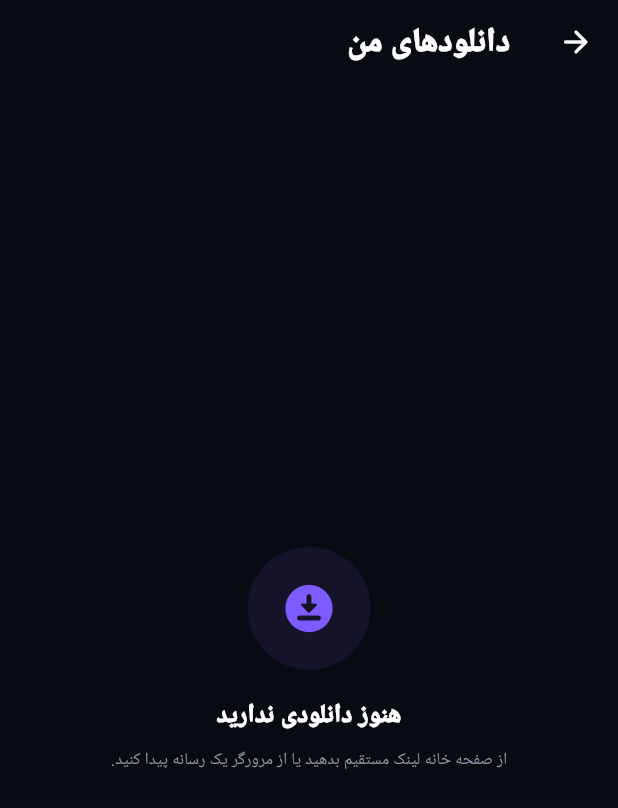
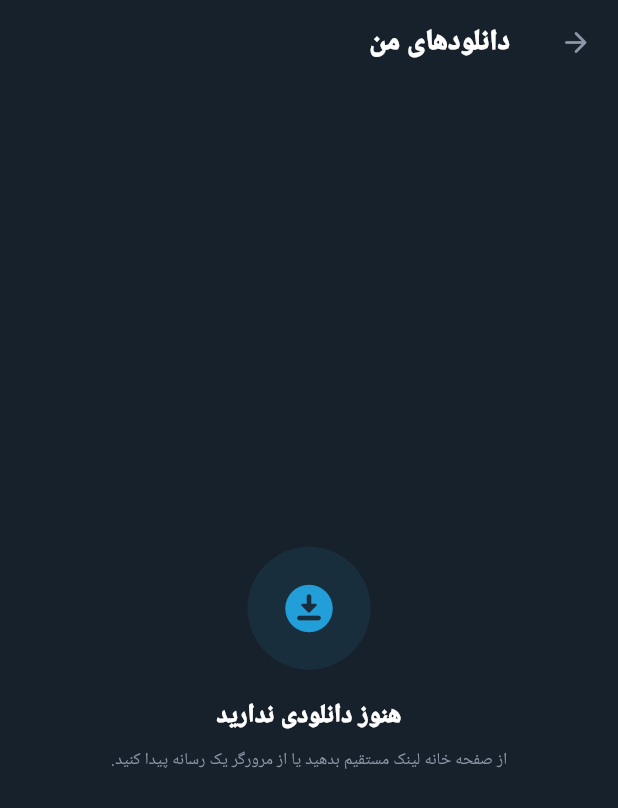
Before and after one commit to adelover/floating_downloader, a Flutter app: the screen it shows after launch, after a tap on "دانلودهای من", on a phone screen of 412 x 824 dp. Shown: the top 808 px of the screen. Run offline on Flutter 3.47's test engine with Material 3 defaults, Android fonts, the phone set to English and light mode, and no system bars; our stand-ins replace dio, shared_preferences; missing offline and left inert: flutter_inappwebview, flutter_overlay_window; Roboto replaces fonts that are missing (sans); statements that could not run were skipped.

Commit message:
feat: add telegram-inspired minimal interface
Fix queue controller compilation and refresh the app shell with compact menus, Telegram-inspired colors, and cleaner navigation.

Co-authored-by: Copilot App <223556219+Copilot@users.noreply.github.com>

```diff
--- a/lib/main.dart
+++ b/lib/main.dart
@@ -20,13 +20,13 @@ import 'state/app_settings.dart';
 import 'state/download_store.dart';
 
 Color get _bg =>
-    ThemeStore.isDark.value ? Color(0xFF090B12) : Color(0xFFF3F4FA);
+    ThemeStore.isDark.value ? Color(0xFF17212B) : Color(0xFFF4F7FA);
 Color get _surface =>
-    ThemeStore.isDark.value ? Color(0xFF121722) : Color(0xFFFFFFFF);
+    ThemeStore.isDark.value ? Color(0xFF202B36) : Color(0xFFFFFFFF);
 Color get _surface2 =>
-    ThemeStore.isDark.value ? Color(0xFF181E2B) : Color(0xFFEEF0F8);
-Color get _primary => Color(0xFF7C5CFF);
-Color get _cyan => Color(0xFF2AABEE);
+    ThemeStore.isDark.value ? Color(0xFF253442) : Color(0xFFE8F0F6);
+Color get _primary => Color(0xFF229ED9);
+Color get _cyan => Color(0xFF5DB8E5);
 Color get _success =>
     ThemeStore.isDark.value ? Color(0xFF36D399) : Color(0xFF13A76F);
 Color get _danger =>
@@ -70,6 +70,7 @@ class DownloaderApp extends StatelessWidget {
           brightness: isDark ? Brightness.dark : Brightness.light,
           scaffoldBackgroundColor: _bg,
           fontFamily: 'sans',
+          useMaterial3: true,
           colorScheme: isDark
               ? ColorScheme.dark(
                   primary: _primary,
@@ -84,6 +85,27 @@ class DownloaderApp extends StatelessWidget {
                   error: _danger,
                 ),
           splashFactory: InkSparkle.splashFactory,
+          appBarTheme: AppBarTheme(
+            backgroundColor: _bg,
+            surfaceTintColor: Colors.transparent,
+            elevation: 0,
+            scrolledUnderElevation: 0,
+            toolbarHeight: 56,
+            titleTextStyle: TextStyle(
+              color: isDark ? Colors.white : Color(0xFF17212B),
+              fontSize: 19,
+              fontWeight: FontWeight.w800,
+            ),
+            iconTheme: IconThemeData(color: _muted, size: 22),
+          ),
+          popupMenuTheme: PopupMenuThemeData(
+            color: _surface,
+            surfaceTintColor: Colors.transparent,
+            shape: RoundedRectangleBorder(
+              borderRadius: BorderRadius.circular(16),
+            ),
+            elevation: 4,
+          ),
           inputDecorationTheme: InputDecorationTheme(
             filled: true,
             fillColor: _surface,
@@ -112,7 +134,8 @@ class DownloaderApp extends StatelessWidget {
           navigationBarTheme: NavigationBarThemeData(
             backgroundColor: _surface,
             indicatorColor: _primary.withOpacity(.18),
-            height: 72,
+            height: 68,
+            labelBehavior: NavigationDestinationLabelBehavior.alwaysShow,
             labelTextStyle: WidgetStateProperty.resolveWith(
               (states) => TextStyle(
                 color: states.contains(WidgetState.selected)
@@ -762,15 +785,36 @@ class _HomeTabState extends State<HomeTab> with WidgetsBindingObserver {
               child: _Header(
                 title: 'Floating Downloader',
                 subtitle: 'سریع، تمیز و بدون مسیرهای جعلی',
-                trailing: IconButton(
-                  onPressed: _toggleOverlay,
-                  tooltip: 'پنجره شناور',
-                  icon: Icon(
-                    overlayActive
-                        ? Icons.bubble_chart_rounded
-                        : Icons.bubble_chart_outlined,
-                    color: overlayActive ? _cyan : _muted,
-                  ),
+                trailing: Row(
+                  mainAxisSize: MainAxisSize.min,
+                  children: [
+                    IconButton(
+                      onPressed: _toggleOverlay,
+                      tooltip: 'Floating window',
+                      icon: Icon(
+                        overlayActive ? Icons.bubble_chart_rounded : Icons.bubble_chart_outlined,
+                        color: overlayActive ? _cyan : _muted,
+                      ),
+                    ),
+                    PopupMenuButton<String>(
+                      tooltip: 'Menu',
+                      icon: Icon(Icons.more_vert_rounded, color: _muted),
+                      onSelected: (value) {
+                        if (value == 'history') {
+                          _openDownloads(context);
+                        } else if (value == 'browser') {
+                          _openBrowser(context);
+                        } else {
+                          Navigator.of(context).push(MaterialPageRoute(builder: (_) => SettingsTab()));
+                        }
+                      },
+                      itemBuilder: (_) => [
+                        PopupMenuItem(value: 'history', child: Text('Download history')),
+                        PopupMenuItem(value: 'browser', child: Text('Browser')),
+                        PopupMenuItem(value: 'settings', child: Text('Settings')),
+                      ],
+                    ),
+                  ],
                 ),
               ),
             ),
@@ -1363,7 +1407,11 @@ class _StatCard extends StatelessWidget {
       decoration: BoxDecoration(
         color: _surface,
         borderRadius: BorderRadius.circular(20),
-        border: Border.all(color: Colors.white.withOpacity(.05)),
+        border: Border.all(
+          color: ThemeStore.isDark.value
+              ? Colors.white.withOpacity(.06)
+              : Color(0xFFE2E8EF),
+        ),
       ),
       child: Row(
         children: [
@@ -1698,7 +1746,7 @@ class _BrowserTabState extends State<BrowserTab> {
             value: progress == 0 ? null : progress,
             minHeight: 2,
             color: _cyan,
-            backgroundColor: Colors.transparent,
+            backgroundColor: _bg,
           ),
         Expanded(
           child: Stack(
@@ -1767,7 +1815,7 @@ class _BrowserTabState extends State<BrowserTab> {
                 'مرورگر هوشمند',
                 style: TextStyle(fontWeight: FontWeight.w900),
               ),
-              backgroundColor: Colors.transparent,
+              backgroundColor: _bg,
             ),
       body: body,
       floatingActionButton: detected.isEmpty
@@ -1882,7 +1930,7 @@ class PlatformsTab extends StatelessWidget {
     return Scaffold(
       appBar: AppBar(
         title: Text('پلتفرم‌ها', style: TextStyle(fontWeight: FontWeight.w900)),
-        backgroundColor: Colors.transparent,
+        backgroundColor: _bg,
       ),
       body: ListView(
         padding: EdgeInsets.fromLTRB(16, 6, 16, 24),
@@ -2008,7 +2056,7 @@ class _PlatformDetailScreenState extends State<PlatformDetailScreen> {
     return Scaffold(
       appBar: AppBar(
         title: Text(def.title, style: TextStyle(fontWeight: FontWeight.w900)),
-        backgroundColor: Colors.transparent,
+        backgroundColor: _bg,
       ),
       body: ListView(
         padding: EdgeInsets.fromLTRB(16, 6, 16, 28),
@@ -2213,7 +2261,7 @@ class _HistoryTabState extends State<HistoryTab> {
           'دانلودهای من',
           style: TextStyle(fontWeight: FontWeight.w900),
         ),
-        backgroundColor: Colors.transparent,
+        backgroundColor: _bg,
         actions: [
           AnimatedBuilder(
             animation: DownloadStore.instance,
@@ -2598,7 +2646,11 @@ class _CardShell extends StatelessWidget {
       decoration: BoxDecoration(
         color: _surface,
         borderRadius: BorderRadius.circular(18),
-        border: Border.all(color: Colors.white.withOpacity(.05)),
+        border: Border.all(
+          color: ThemeStore.isDark.value
+              ? Colors.white.withOpacity(.06)
+              : Color(0xFFE2E8EF),
+        ),
       ),
       child: child,
     );
@@ -2621,7 +2673,7 @@ class _SettingsTabState extends State<SettingsTab> {
           'تنظیمات',
           style: TextStyle(fontWeight: FontWeight.w900),
         ),
-        backgroundColor: Colors.transparent,
+        backgroundColor: _bg,
       ),
       body: ListView(
         padding: EdgeInsets.fromLTRB(16, 4, 16, 28),
```
Also changed, not shown: lib/controllers/download_queue_controller.dart (+11 -9 lines).
